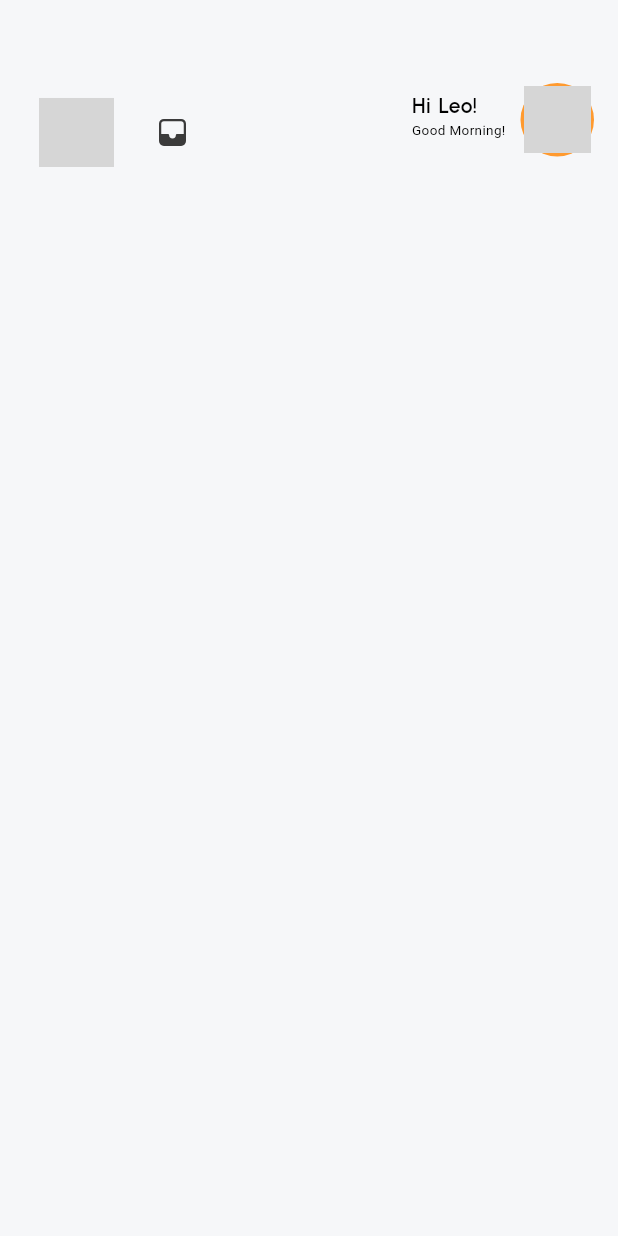
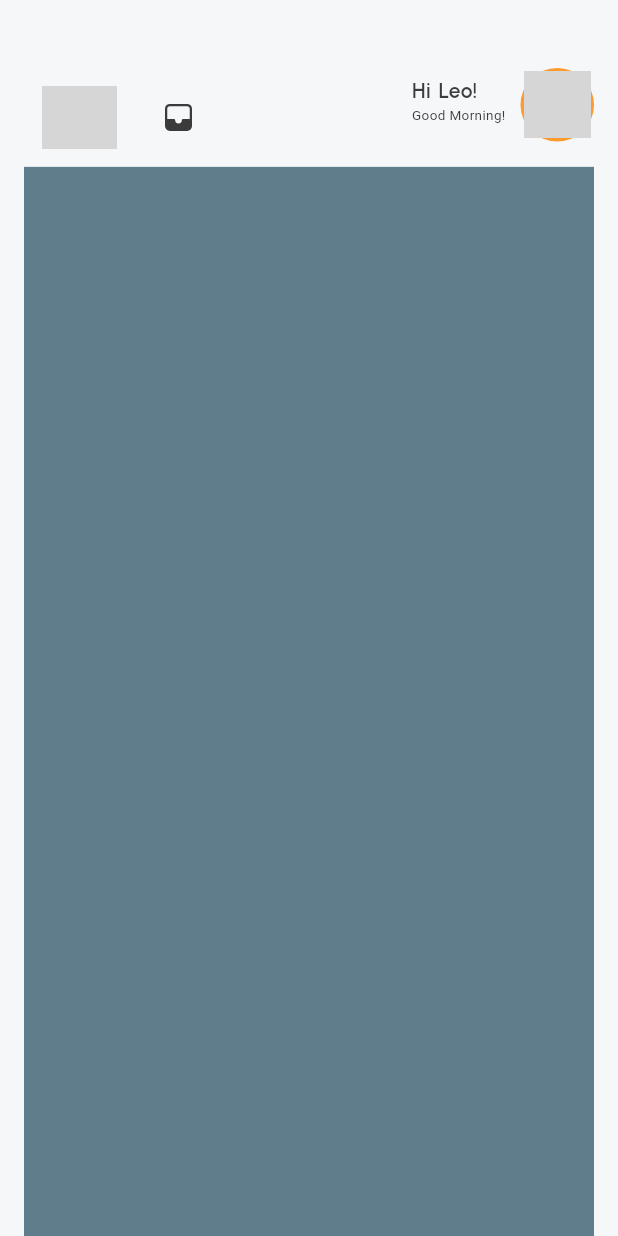
Before and after one commit to LeoSammy/leejournal_v2, a Flutter app: the screen it shows after launch, on a phone screen of 412 x 824 dp. Run offline on Flutter 3.47's test engine with Material 3 defaults, Android fonts, the phone set to English and light mode, and no system bars; our stand-ins replace device_preview, fluentui_icons, flutter_svg, gap, get; network calls fail; Roboto replaces fonts that are missing (Urbanist-Thin); grey boxes are pictures that could not be loaded.

Commit message:
ui: minor adjustments

```diff
--- a/lib/screens/home/home_page.dart
+++ b/lib/screens/home/home_page.dart
@@ -1,11 +1,8 @@
 import 'package:fluentui_icons/fluentui_icons.dart';
-import 'package:flutter/cupertino.dart';
 import 'package:flutter/material.dart';
 import 'package:flutter_svg/flutter_svg.dart';
 import 'package:gap/gap.dart';
-import 'package:leejournal/utils/app_layout.dart';
 import 'package:leejournal/utils/utils.dart';
-import 'package:leejournal/widgets/components/draggable_bottom.dart';
 import 'package:leejournal/widgets/components/nav_bar.dart';
 import 'package:leejournal/widgets/normal_text.dart';
 import 'package:leejournal/widgets/small_text.dart';
@@ -36,7 +33,8 @@ class _HomePageState extends State<HomePage> {
     return Scaffold(
       drawer: const NavBar(),
       body: Container(
-        padding: EdgeInsets.symmetric(horizontal: AppLayout.getHeight(16),vertical:AppLayout.getHeight(10) ),
+        padding: EdgeInsets.only(left: AppLayout.getHeight(16),
+            right: AppLayout.getHeight(16),),
         margin: EdgeInsets.only(top: size.height * 0.055),
         child: Column(
           children: [
@@ -52,7 +50,7 @@ class _HomePageState extends State<HomePage> {
                       //Side navigation menu
                       Builder(builder: (BuildContext context) {
                         return IconButton(
-                          padding: EdgeInsets.all(AppLayout.getHeight(10)),
+                          padding: EdgeInsets.all(AppLayout.getHeight(12)),
                           onPressed: () {
                             Scaffold.of(context).openDrawer();
                             print("Scaffold drawer called ");
@@ -60,14 +58,16 @@ class _HomePageState extends State<HomePage> {
                           icon: SizedBox(
                             height: AppLayout.getHeight(50),
                             width: AppLayout.getWidth(50),
-                            child: SvgPicture.asset("assets/svg/menu.svg",),),
+                            child: SvgPicture.asset("assets/svg/menu.svg",
+                              color: Theme.of(context).textTheme.bodyLarge?.color,),),
                           tooltip: MaterialLocalizations.of(context).openAppDrawerTooltip,
                         );
                       }),
                       Gap(AppLayout.getWidth(5)),
                       // Inbox messages and in app notifications
                       IconButton(onPressed: (){print("object");},
-                          icon:  Icon(FluentSystemIcons.ic_fluent_mail_inbox_filled, color: Styles.textColor,)),
+                          icon:  Icon(FluentSystemIcons.ic_fluent_mail_inbox_filled,
+                            color: Theme.of(context).textTheme.bodyLarge?.color,)),
                     ],
                   ),
                   Row(
@@ -80,13 +80,18 @@ class _HomePageState extends State<HomePage> {
                          children: [
                            Row(
                              children: [
-                               NormalText(text: "Hi", fontWeight: FontWeight.w600, ),
+                               NormalText(text: "Hi",
+                                 fontWeight: FontWeight.w600,
+                                 color: Theme.of(context).textTheme.bodyLarge?.color,),
                                Gap(AppLayout.getWidth(5)),
                                //TODO update to show users first name
-                               NormalText(text: "$uName!", fontWeight: FontWeight.w600 ),
+                               NormalText(text: "$uName!",
+                                   fontWeight: FontWeight.w600,
+                                 color: Theme.of(context).textTheme.bodyLarge?.color,),
                              ],
                            ),
-                           SmallText(text: "Good $timeOfDay")
+                           SmallText(text: "Good $timeOfDay",
+                             color: Theme.of(context).textTheme.bodyLarge?.color,)
                          ],
                        ),
                      ),
@@ -113,10 +118,14 @@ class _HomePageState extends State<HomePage> {
                 ],
               ),
             ),
+            Expanded(child:  Container(
+              color: Colors.blueGrey,
+              ))
+
           ],
         )
       ),
-     // bottomSheet: DraggableBottom(controller: _controller),
+    //bottomSheet: DraggableBottom(controller: _controller),
     );
   }
 }
--- a/lib/widgets/components/draggable_bottom.dart
+++ b/lib/widgets/components/draggable_bottom.dart
@@ -1,5 +1,3 @@
-import 'dart:ui';
-
 import 'package:flutter/material.dart';
 import 'package:leejournal/utils/utils.dart';
 
```
